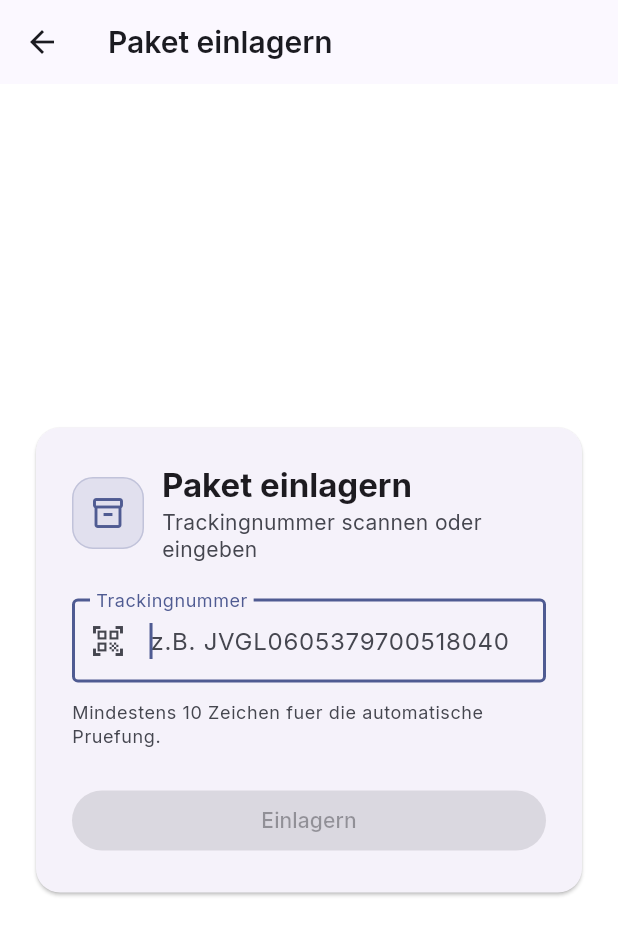
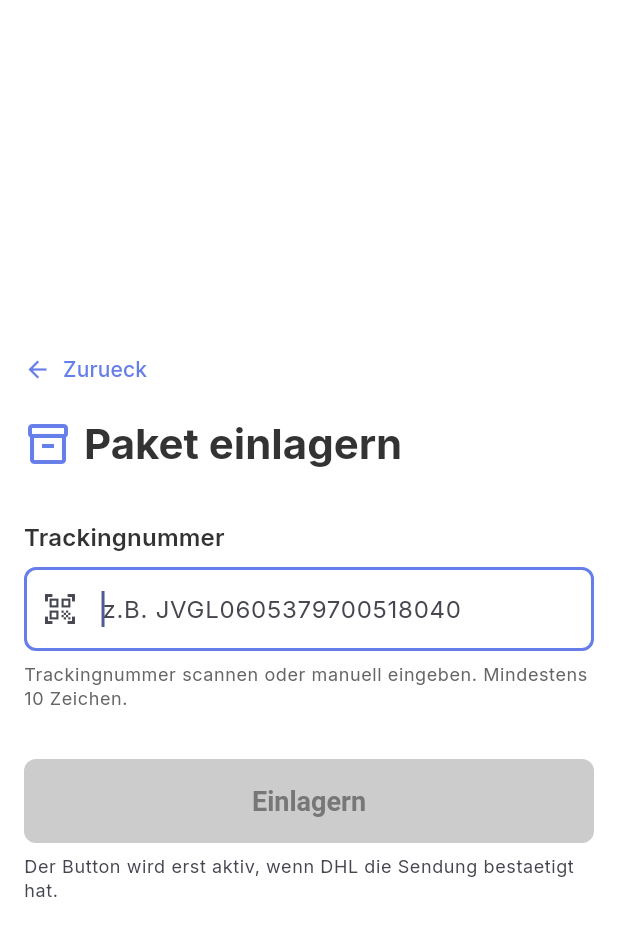
Before and after one commit to Abiess/storeBackend, a Flutter app: the DhlStoreParcelScreen screen opened directly with empty values, on a phone screen of 412 x 824 dp. Shown: the top 936 px of the screen. Run offline on Flutter 3.47's test engine with Material 3 defaults, Android fonts, the phone set to English and light mode, and no system bars; our stand-ins replace flutter_secure_storage, image_picker; accounts and stored records are empty.

Commit message:
Align DHL store flow with Angular UI

```diff
--- a/mobile-flutter-poc/lib/features/dhl/dhl_store_parcel_screen.dart
+++ b/mobile-flutter-poc/lib/features/dhl/dhl_store_parcel_screen.dart
@@ -9,8 +9,6 @@ import '../../models/dhl_tracking_validation_dto.dart';
 import '../../services/dhl_service.dart';
 import '../../services/token_storage.dart';
 import '../../theme/markt_theme.dart';
-import '../../widgets/shared/markt_card.dart';
-import '../../widgets/shared/markt_icon_badge.dart';
 
 /// Fachlicher Validierungszustand des Tracking-Codes gegen die DHL Tracking
 /// API - 1:1 dieselbe Zustandsmaschine wie im bestehenden Angular-Flow
@@ -216,17 +214,76 @@ class _DhlStoreParcelScreenState extends State<DhlStoreParcelScreen> {
   @override
   Widget build(BuildContext context) {
     return Scaffold(
-      appBar: AppBar(title: const Text('Paket einlagern')),
       body: SafeArea(
         child: Center(
           child: ConstrainedBox(
-            constraints: const BoxConstraints(maxWidth: 560),
+            constraints: const BoxConstraints(maxWidth: 800),
             child: SingleChildScrollView(
               padding: const EdgeInsets.all(MarktSpacing.lg),
-              child: _success ? _buildSuccess(context) : _buildForm(context),
+              child: Column(
+                crossAxisAlignment: CrossAxisAlignment.start,
+                children: [
+                  TextButton.icon(
+                    onPressed: _backToOverview,
+                    icon: const Icon(Icons.arrow_back),
+                    label: const Text('Zurueck'),
+                    style: TextButton.styleFrom(
+                      padding: const EdgeInsets.symmetric(vertical: MarktSpacing.sm),
+                      foregroundColor: const Color(0xFF667EEA),
+                    ),
+                  ),
+                  const SizedBox(height: MarktSpacing.sm),
+                  _buildPageTitle(context),
+                  const SizedBox(height: 32),
+                  _success ? _buildSuccess(context) : _buildForm(context),
+                ],
               ),
             ),
           ),
+        ),
+      ),
+    );
+  }
+
+  Widget _buildPageTitle(BuildContext context) {
+    final textTheme = Theme.of(context).textTheme;
+    return Row(
+      children: [
+        const Icon(Icons.inventory_2_outlined, size: 32, color: Color(0xFF667EEA)),
+        const SizedBox(width: MarktSpacing.sm),
+        Expanded(
+          child: Text(
+            'Paket einlagern',
+            style: textTheme.headlineMedium?.copyWith(
+              fontWeight: FontWeight.w700,
+              color: const Color(0xFF333333),
+            ),
+          ),
+        ),
+      ],
+    );
+  }
+
+  InputDecoration _trackingInputDecoration() {
+    const borderColor = Color(0xFFDDDDDD);
+    const focusColor = Color(0xFF667EEA);
+    return const InputDecoration(
+      hintText: 'z.B. JVGL0605379700518040',
+      prefixIcon: Icon(Icons.qr_code_scanner),
+      contentPadding: EdgeInsets.symmetric(horizontal: 12, vertical: 16),
+      filled: true,
+      fillColor: Colors.white,
+      enabledBorder: OutlineInputBorder(
+        borderRadius: BorderRadius.all(Radius.circular(8)),
+        borderSide: BorderSide(color: borderColor, width: 2),
+      ),
+      focusedBorder: OutlineInputBorder(
+        borderRadius: BorderRadius.all(Radius.circular(8)),
+        borderSide: BorderSide(color: focusColor, width: 2),
+      ),
+      disabledBorder: OutlineInputBorder(
+        borderRadius: BorderRadius.all(Radius.circular(8)),
+        borderSide: BorderSide(color: borderColor, width: 2),
       ),
     );
   }
@@ -235,40 +292,18 @@ class _DhlStoreParcelScreenState extends State<DhlStoreParcelScreen> {
     final colorScheme = Theme.of(context).colorScheme;
     final textTheme = Theme.of(context).textTheme;
 
-    return MarktCard(
-      padding: const EdgeInsets.all(MarktSpacing.xl),
-      child: Column(
+    return Column(
       crossAxisAlignment: CrossAxisAlignment.start,
       mainAxisSize: MainAxisSize.min,
       children: [
-          Row(
-            children: [
-              MarktIconBadge(
-                icon: Icon(Icons.inventory_2_outlined, color: colorScheme.primary),
-                accentColor: colorScheme.primary,
-              ),
-              const SizedBox(width: MarktSpacing.md),
-              Expanded(
-                child: Column(
-                  crossAxisAlignment: CrossAxisAlignment.start,
-                  children: [
-                    Text('Paket einlagern', style: textTheme.titleLarge?.copyWith(fontWeight: FontWeight.w700)),
-                    const SizedBox(height: 2),
         Text(
-                      'Trackingnummer scannen oder eingeben',
-                      style: textTheme.bodyMedium?.copyWith(color: colorScheme.onSurfaceVariant),
-                    ),
-                  ],
+          'Trackingnummer',
+          style: textTheme.titleMedium?.copyWith(
+            fontWeight: FontWeight.w600,
+            color: const Color(0xFF333333),
           ),
         ),
-            ],
-          ),
-          const SizedBox(height: MarktSpacing.xl),
-          // EIN fokussiertes Textfeld fuer BEIDE Eingabewege: manuelle
-          // Tastatureingabe UND Hardware-/USB-/Bluetooth-HID-Scanner (der
-          // wie eine Tastatur in das fokussierte Feld "tippt") - siehe
-          // Klassendoku. Kamera-Scan ist bewusst noch nicht Teil dieses
-          // Schritts.
+        const SizedBox(height: MarktSpacing.sm),
         TextField(
           key: const ValueKey('dhlStoreParcel.trackingField'),
           controller: _trackingController,
@@ -279,58 +314,51 @@ class _DhlStoreParcelScreenState extends State<DhlStoreParcelScreen> {
           enableSuggestions: false,
           inputFormatters: [FilteringTextInputFormatter.deny(RegExp(r'\s'))],
           textCapitalization: TextCapitalization.characters,
-            decoration: const InputDecoration(
-              labelText: 'Trackingnummer',
-              hintText: 'z.B. JVGL0605379700518040',
-              border: OutlineInputBorder(),
-              prefixIcon: Icon(Icons.qr_code_scanner),
-            ),
+          decoration: _trackingInputDecoration(),
           onChanged: _onTrackingChanged,
         ),
-          const SizedBox(height: MarktSpacing.md),
+        const SizedBox(height: MarktSpacing.sm),
+        Text(
+          'Trackingnummer scannen oder manuell eingeben. Mindestens $_minTrackingCodeLength Zeichen.',
+          style: textTheme.bodySmall?.copyWith(color: const Color(0xFF666666)),
+        ),
+        const SizedBox(height: MarktSpacing.sm),
         _buildValidationStatus(context),
         if (_storeError != null) ...[
           const SizedBox(height: MarktSpacing.md),
           _buildStoreErrorBanner(context),
         ],
         const SizedBox(height: MarktSpacing.xl),
-          SizedBox(
-            width: double.infinity,
-            child: FilledButton(
+        _gradientFilledButton(
           key: const ValueKey('dhlStoreParcel.submitButton'),
-              onPressed: _canSubmit ? _submit : null,
-              child: _submitting
-                  ? const SizedBox(
-                      width: 20,
-                      height: 20,
-                      child: CircularProgressIndicator(strokeWidth: 2.5),
-                    )
-                  : const Text('Einlagern'),
+          enabled: _canSubmit,
+          onPressed: _submit,
+          loading: _submitting,
+          label: 'Einlagern',
         ),
+        const SizedBox(height: MarktSpacing.sm),
+        Text(
+          'Der Button wird erst aktiv, wenn DHL die Sendung bestaetigt hat.',
+          style: textTheme.bodySmall?.copyWith(color: colorScheme.onSurfaceVariant),
         ),
       ],
-      ),
     );
   }
 
   Widget _buildValidationStatus(BuildContext context) {
-    final colorScheme = Theme.of(context).colorScheme;
-    final textTheme = Theme.of(context).textTheme;
-
     switch (_validationState) {
       case TrackingValidationState.idle:
-        return Text(
-          'Mindestens $_minTrackingCodeLength Zeichen fuer die automatische Pruefung.',
-          style: textTheme.bodySmall?.copyWith(color: colorScheme.onSurfaceVariant),
-        );
+        return const SizedBox.shrink();
       case TrackingValidationState.validating:
         return _statusBox(
           context,
-          color: colorScheme.onSurfaceVariant,
+          backgroundColor: const Color(0xFFE6F3FF),
+          borderColor: const Color(0xFF667EEA),
+          textColor: const Color(0xFF333333),
           icon: const SizedBox(
             width: 16,
             height: 16,
-            child: CircularProgressIndicator(strokeWidth: 2),
+            child: CircularProgressIndicator(strokeWidth: 2, color: Color(0xFF667EEA)),
           ),
           title: 'Sendung wird geprueft...',
         );
@@ -342,19 +370,21 @@ class _DhlStoreParcelScreenState extends State<DhlStoreParcelScreen> {
         ].join(' · ');
         return _statusBox(
           context,
-          color: colorScheme.primary,
-          icon: Icon(Icons.check_circle, color: colorScheme.primary, size: 20),
+          backgroundColor: const Color(0xFFD4EDDA),
+          borderColor: const Color(0xFF28A745),
+          textColor: const Color(0xFF155724),
+          icon: const Icon(Icons.check_circle, color: Color(0xFF28A745), size: 20),
           title: 'Sendung von DHL bestaetigt',
           subtitle: details.isEmpty ? null : details,
         );
       case TrackingValidationState.invalid:
         return _statusBox(
           context,
-          color: colorScheme.error,
-          icon: Icon(Icons.error_outline, color: colorScheme.error, size: 20),
+          backgroundColor: const Color(0xFFF8D7DA),
+          borderColor: const Color(0xFFDC3545),
+          textColor: const Color(0xFF721C24),
+          icon: const Icon(Icons.error_outline, color: Color(0xFFDC3545), size: 20),
           title: 'Keine gueltige DHL-Sendung gefunden',
-          // Roher DHL-Backend-Text (siehe [_validationMessage]-Doku), falls
-          // vorhanden - sonst generischer Hinweistext.
           subtitle: (_validationMessage != null && _validationMessage!.isNotEmpty)
               ? _validationMessage
               : 'Bitte Trackingnummer pruefen oder erneut scannen.',
@@ -362,8 +392,10 @@ class _DhlStoreParcelScreenState extends State<DhlStoreParcelScreen> {
       case TrackingValidationState.technicalError:
         return _statusBox(
           context,
-          color: colorScheme.error,
-          icon: Icon(Icons.wifi_off, color: colorScheme.error, size: 20),
+          backgroundColor: const Color(0xFFFFF3CD),
+          borderColor: const Color(0xFFFFC107),
+          textColor: const Color(0xFF856404),
+          icon: const Icon(Icons.wifi_off, color: Color(0xFF856404), size: 20),
           title: 'DHL-Dienst aktuell nicht erreichbar',
           subtitle: (_validationMessage != null && _validationMessage!.isNotEmpty)
               ? _validationMessage
@@ -374,7 +406,9 @@ class _DhlStoreParcelScreenState extends State<DhlStoreParcelScreen> {
 
   Widget _statusBox(
     BuildContext context, {
-    required Color color,
+    required Color backgroundColor,
+    required Color borderColor,
+    required Color textColor,
     required Widget icon,
     required String title,
     String? subtitle,
@@ -382,11 +416,11 @@ class _DhlStoreParcelScreenState extends State<DhlStoreParcelScreen> {
     final textTheme = Theme.of(context).textTheme;
     return Container(
       width: double.infinity,
-      padding: const EdgeInsets.all(MarktSpacing.md),
+      padding: const EdgeInsets.symmetric(horizontal: MarktSpacing.lg, vertical: 14),
       decoration: BoxDecoration(
-        color: color.withValues(alpha: 0.10),
-        borderRadius: BorderRadius.circular(12),
-        border: Border.all(color: color.withValues(alpha: 0.24)),
+        color: backgroundColor,
+        borderRadius: BorderRadius.circular(8),
+        border: Border.all(color: borderColor, width: 2),
       ),
       child: Row(
         crossAxisAlignment: CrossAxisAlignment.start,
@@ -397,10 +431,10 @@ class _DhlStoreParcelScreenState extends State<DhlStoreParcelScreen> {
             child: Column(
               crossAxisAlignment: CrossAxisAlignment.start,
               children: [
-                Text(title, style: textTheme.bodyMedium?.copyWith(color: color, fontWeight: FontWeight.w600)),
+                Text(title, style: textTheme.bodyMedium?.copyWith(color: textColor, fontWeight: FontWeight.w600)),
                 if (subtitle != null) ...[
-                  const SizedBox(height: 2),
-                  Text(subtitle, style: textTheme.bodySmall?.copyWith(color: color)),
+                  const SizedBox(height: 4),
+                  Text(subtitle, style: textTheme.bodySmall?.copyWith(color: textColor)),
                 ],
               ],
             ),
@@ -410,7 +444,51 @@ class _DhlStoreParcelScreenState extends State<DhlStoreParcelScreen> {
     );
   }
 
-  /// Fehlerbanner NUR fuer Fehler des Einlagern-Aufrufs selbst (`/parcels/store`)
+  Widget _gradientFilledButton({
+    required Key key,
+    required bool enabled,
+    required VoidCallback onPressed,
+    required bool loading,
+    required String label,
+  }) {
+    return Container(
+      width: double.infinity,
+      decoration: BoxDecoration(
+        gradient: enabled
+            ? const LinearGradient(
+                colors: [Color(0xFF667EEA), Color(0xFF764BA2)],
+                begin: Alignment.topLeft,
+                end: Alignment.bottomRight,
+              )
+            : null,
+        color: enabled ? null : const Color(0xFFCCCCCC),
+        borderRadius: BorderRadius.circular(8),
+      ),
+      child: FilledButton(
+        key: key,
+        onPressed: enabled ? onPressed : null,
+        style: FilledButton.styleFrom(
+          minimumSize: const Size.fromHeight(56),
+          backgroundColor: Colors.transparent,
+          disabledBackgroundColor: Colors.transparent,
+          foregroundColor: Colors.white,
+          disabledForegroundColor: const Color(0xFF777777),
+          shadowColor: Colors.transparent,
+          shape: RoundedRectangleBorder(borderRadius: BorderRadius.circular(8)),
+          textStyle: const TextStyle(fontSize: 18, fontWeight: FontWeight.w600),
+        ),
+        child: loading
+            ? const SizedBox(
+                width: 20,
+                height: 20,
+                child: CircularProgressIndicator(strokeWidth: 2.5, color: Colors.white),
+              )
+            : Text(label),
+      ),
+    );
+  }
+
+  /// Fehlerbanner NUR fuer Fehler des Einlagern-Aufrufs selbst  /// Fehlerbanner NUR fuer Fehler des Einlagern-Aufrufs selbst (`/parcels/store`)
   /// - bewusst gefiltert/nutzerfreundlich formuliert je nach HTTP-Status statt
   /// der rohen technischen Backend-Antwort (siehe Aufgabenstellung), analog
   /// zur bestehenden Angular-Fehlerklassifizierung.
@@ -455,57 +533,76 @@ class _DhlStoreParcelScreenState extends State<DhlStoreParcelScreen> {
   }
 
   Widget _buildSuccess(BuildContext context) {
-    final colorScheme = Theme.of(context).colorScheme;
     final textTheme = Theme.of(context).textTheme;
     final parcel = _storedParcel;
 
-    return MarktCard(
-      padding: const EdgeInsets.all(MarktSpacing.xl),
-      child: Column(
+    return Column(
       mainAxisSize: MainAxisSize.min,
       children: [
-          MarktIconBadge(
-            icon: Icon(Icons.check_circle, color: colorScheme.primary),
-            accentColor: colorScheme.primary,
-            size: 64,
+        const Icon(Icons.check_circle, size: 80, color: Color(0xFF28A745)),
+        const SizedBox(height: MarktSpacing.lg),
+        Text(
+          'Paket eingelagert',
+          style: textTheme.headlineSmall?.copyWith(
+            fontWeight: FontWeight.w700,
+            color: const Color(0xFF28A745),
           ),
-          const SizedBox(height: MarktSpacing.lg),
-          Text('Paket eingelagert', style: textTheme.headlineSmall?.copyWith(fontWeight: FontWeight.w700)),
-          const SizedBox(height: MarktSpacing.lg),
-          Text('Lagerplatz', style: textTheme.bodyMedium?.copyWith(color: colorScheme.onSurfaceVariant)),
-          const SizedBox(height: 4),
-          Text(
+        ),
+        const SizedBox(height: MarktSpacing.xl),
+        Text('Lagerplatz', style: textTheme.bodyMedium?.copyWith(color: const Color(0xFF666666))),
+        const SizedBox(height: MarktSpacing.sm),
+        Container(
+          width: double.infinity,
+          padding: const EdgeInsets.all(32),
+          decoration: BoxDecoration(
+            gradient: const LinearGradient(
+              colors: [Color(0x1A667EEA), Color(0x1A764BA2)],
+              begin: Alignment.topLeft,
+              end: Alignment.bottomRight,
+            ),
+            borderRadius: BorderRadius.circular(12),
+          ),
+          child: Text(
             parcel?.shelfLocation?.trim().isNotEmpty == true ? parcel!.shelfLocation! : '-',
-            style: textTheme.displaySmall?.copyWith(fontWeight: FontWeight.w800, color: colorScheme.primary),
+            textAlign: TextAlign.center,
+            style: textTheme.displaySmall?.copyWith(
+              fontWeight: FontWeight.w800,
+              color: const Color(0xFF667EEA),
+            ),
+          ),
         ),
         const SizedBox(height: MarktSpacing.md),
         Text(
           parcel?.trackingCode ?? '',
-            style: textTheme.bodyMedium?.copyWith(fontFamily: 'monospace', color: colorScheme.onSurfaceVariant),
+          style: textTheme.bodyMedium?.copyWith(fontFamily: 'monospace', color: const Color(0xFF666666)),
         ),
         const SizedBox(height: MarktSpacing.xl),
         LayoutBuilder(
           builder: (context, constraints) {
             final stacked = constraints.maxWidth < 420;
-              final nextButton = FilledButton(
+            final nextButton = _gradientFilledButton(
               key: const ValueKey('dhlStoreParcel.nextButton'),
+              enabled: true,
               onPressed: _resetForNextParcel,
-                child: const Text('Naechstes Paket'),
+              loading: false,
+              label: 'Naechstes Paket',
             );
             final backButton = OutlinedButton(
               key: const ValueKey('dhlStoreParcel.backButton'),
               onPressed: _backToOverview,
+              style: OutlinedButton.styleFrom(
+                minimumSize: const Size.fromHeight(56),
+                foregroundColor: const Color(0xFF667EEA),
+                side: const BorderSide(color: Color(0xFF667EEA), width: 2),
+                shape: RoundedRectangleBorder(borderRadius: BorderRadius.circular(8)),
+              ),
               child: const Text('Zur Uebersicht'),
             );
 
             if (stacked) {
               return Column(
                 crossAxisAlignment: CrossAxisAlignment.stretch,
-                  children: [
-                    nextButton,
-                    const SizedBox(height: MarktSpacing.sm),
-                    backButton,
-                  ],
+                children: [nextButton, const SizedBox(height: MarktSpacing.sm), backButton],
               );
             }
 
@@ -519,7 +616,7 @@ class _DhlStoreParcelScreenState extends State<DhlStoreParcelScreen> {
           },
         ),
       ],
-      ),
     );
   }
+
 }
```
Lines whose indentation alone changed are shown as unchanged.
